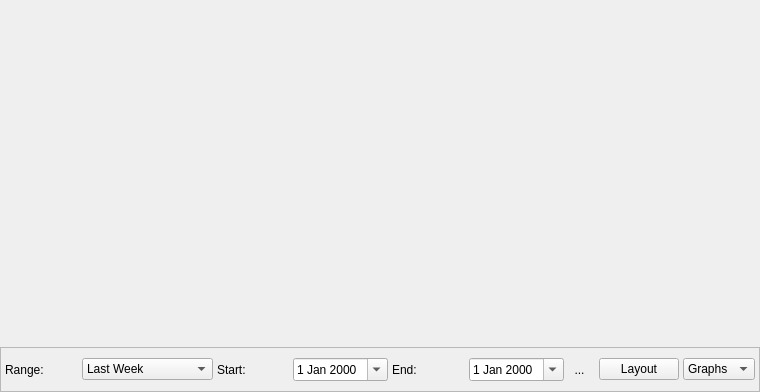
Above: oscar/overview.ui from littleyoda/oscar before the change. Below: the same form after it.
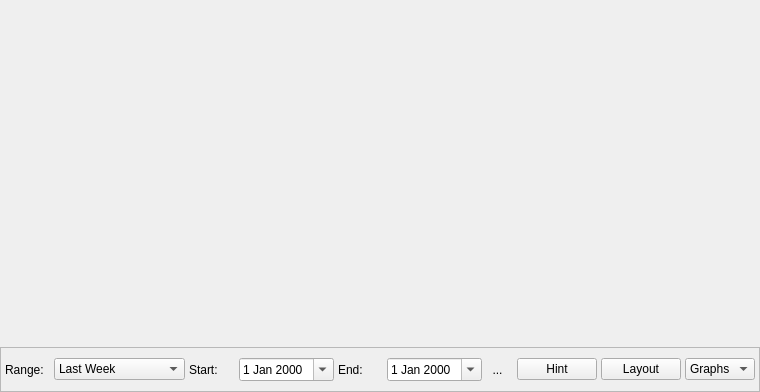
That is the form after the change. Icons and pictures are not drawn.

Commit message: Added Graphic Hint feature. revamped savedlayout code.

Patch:
```diff
--- a/oscar/overview.ui
+++ b/oscar/overview.ui
@@ -224,6 +224,20 @@
       <item>
        <layout class="QHBoxLayout" name="dateLayout"/>
       </item>
+      <item>
+       <widget class="QPushButton" name="graphHelp">
+        <property name="text">
+         <string>Hint</string>
+        </property>
+        <property name="icon">
+         <iconset resource="Resources.qrc">
+          <normaloff>:/icons/question_mark.png</normaloff>:/icons/question_mark.png</iconset>
+        </property>
+        <property name="toolTip">
+         <string>Graphing Help</string>
+        </property>
+       </widget>
+      </item>
       <item>
        <widget class="QPushButton" name="layout">
         <property name="text">
```
The commit also changes 8 other files.
